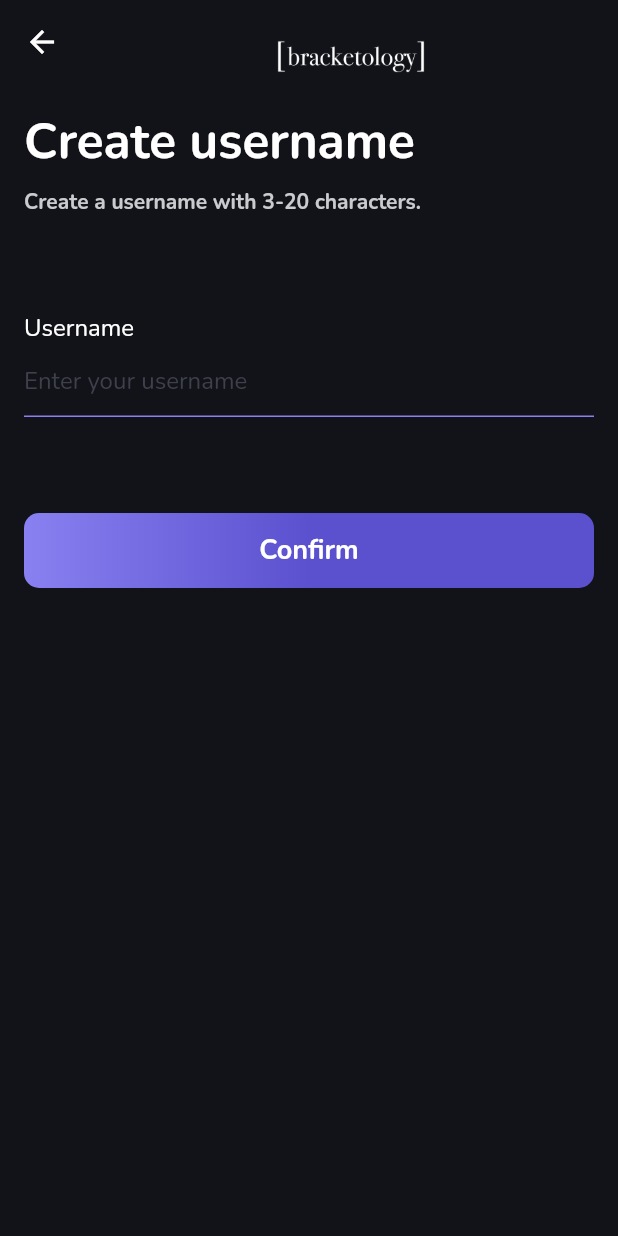
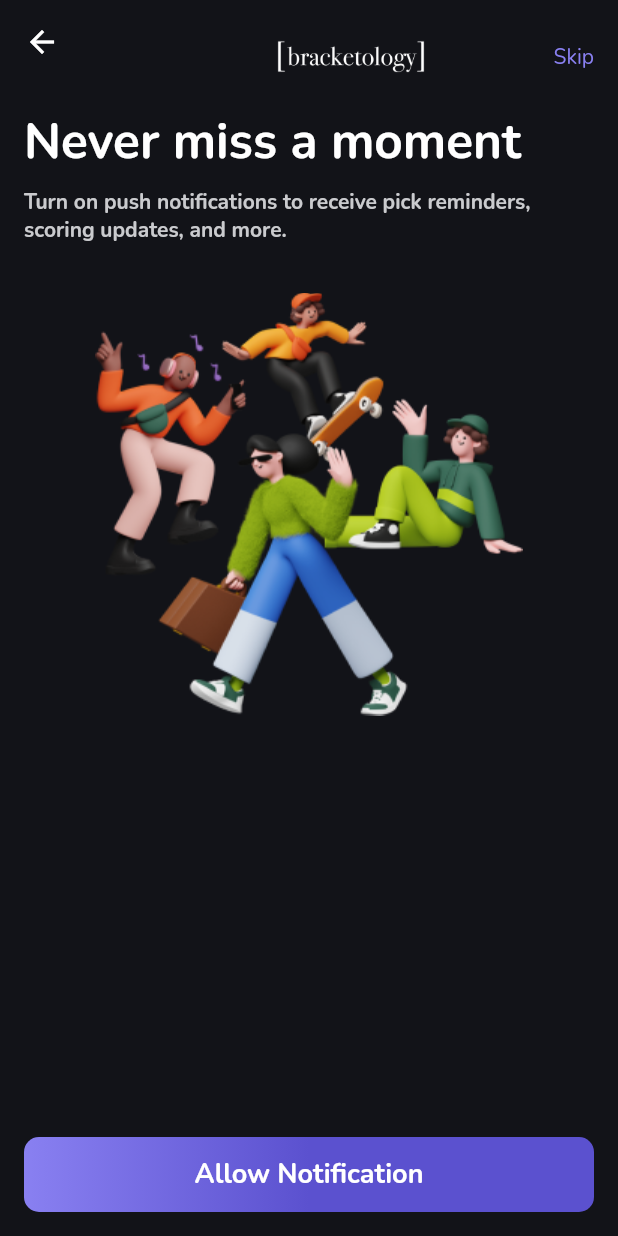
Before and after one commit to sharontechjays/temporary, a Flutter app: the CreateUsernameScreen screen opened by its route, after a tap on "Confirm", on a phone screen of 412 x 824 dp. Run offline on Flutter 3.47's test engine with Material 2 defaults, Android fonts, the light colour scheme and no system bars; our stand-ins replace dio, equatable, flutter_bloc, flutter_svg, shared_preferences; accounts and stored records are empty.

Commit message:
allow notification screen

```diff
--- a/lib/app_routes.dart
+++ b/lib/app_routes.dart
@@ -1,4 +1,5 @@
 import 'package:flutter/material.dart';
+import 'package:test_flutter/presentation/screens/allow_notifications_screen.dart';
 import 'package:test_flutter/presentation/screens/create_password_screen.dart';
 import 'package:test_flutter/presentation/screens/create_username.dart';
 import 'package:test_flutter/presentation/screens/sign_in_screen.dart';
@@ -22,9 +23,11 @@ class AppRoutes {
         );
       },
       CreatePasswordScreen.routeName: (BuildContext context) =>
-      const CreatePasswordScreen(),
+          const CreatePasswordScreen(),
       CreateUsernameScreen.routeName: (BuildContext context) =>
-      const CreateUsernameScreen(),
+          const CreateUsernameScreen(),
+      AllowNotificationsScreen.routeName: (BuildContext context) =>
+          const AllowNotificationsScreen(),
     };
   }
 }
--- a/lib/presentation/blocs/createusername/create_username_bloc.dart
+++ b/lib/presentation/blocs/createusername/create_username_bloc.dart
@@ -14,8 +14,11 @@ class CreateUsernameBloc
           emit(
               CreateUsernameFailure(error: "username shouldn't contain space"));
         } else {
-          emit(CreateUsernameSuccess(message: "usernameAvailable"));
+          emit(CreateUsernameSuccess(message: "username Available"));
         }
+      }
+      else {
+        emit(CreateUsernameSuccess(message: "username Available"));
       }
     });
   }
--- a/lib/presentation/constants/app_strings.dart
+++ b/lib/presentation/constants/app_strings.dart
@@ -10,6 +10,7 @@ class Strings {
   static const signIn = "Sign in";
   static const email = "Email";
   static const confirm = "Confirm";
+  static const allowNotifications = "Allow Notification";
   static const resendCode = "Resend";
   static const usernameOrEmailHintText = "example@gmail.com";
   static const passwordHint = "Enter your password";
@@ -29,7 +30,10 @@ class Strings {
       "Create a strong and unique password using the guidelines below.";
   static const confirmPasswordHintText = "Re-enter new password";
   static const userName = "Username";
+  static const skip = "Skip";
   static const createUserName = "Create username";
+  static const neverMissAPage = "Never miss a moment";
+  static const notificationSubHeading = "Turn on push notifications to receive pick reminders, scoring updates, and more.";
   static const createUserNameScreenSubHeading =
       "Create a username with 3-20 characters.";
 }
@@ -38,6 +42,7 @@ class RouteNames {
   static const signInScreen = "sign_in";
   static const signUpScreen = "sign_up";
   static const verifyOtpScreen = "VerifyOTPScreen";
+  static const allowNotifications = "AllowNotificationsScreen";
   static const createPasswordScreen = "createPassword";
   static const createUsrNameScreen = "createUserName";
 }
--- /dev/null
+++ b/lib/presentation/screens/allow_notifications_screen.dart
@@ -0,0 +1,74 @@
+import 'package:flutter/material.dart';
+import 'package:test_flutter/presentation/constants/app_strings.dart';
+import 'package:test_flutter/presentation/screens/sign_in_screen.dart';
+import 'package:test_flutter/presentation/screens/sign_up_screen.dart';
+import 'package:test_flutter/presentation/utils/styles/custom_dimens.dart';
+import 'package:test_flutter/presentation/utils/styles/custom_styles.dart';
+import '../widgets/custom_appbar.dart';
+import 'create_password_screen.dart';
+
+class AllowNotificationsScreen extends StatelessWidget {
+  static const String routeName = RouteNames.allowNotifications;
+
+  const AllowNotificationsScreen({Key? key}) : super(key: key);
+
+  @override
+  Widget build(BuildContext context) {
+    return const Scaffold(
+      appBar: CustomAppBar(
+          title: Strings.skip, onAppbarRightButtonClicked: _navToHomePage),
+      body: AllowNotificationBody(),
+    );
+  }
+}
+
+_navToHomePage(BuildContext context) {
+  Navigator.pushReplacementNamed(context, SignInScreen.routeName);
+}
+
+class AllowNotificationBody extends StatelessWidget {
+  const AllowNotificationBody({Key? key}) : super(key: key);
+
+  @override
+  Widget build(BuildContext context) {
+    return Padding(
+      padding: const EdgeInsets.all(16.0),
+      child: Column(
+        crossAxisAlignment: CrossAxisAlignment.start,
+        children: [
+          Column(
+            crossAxisAlignment: CrossAxisAlignment.start,
+            children: [
+              const ScreenHeading(
+                title: Strings.neverMissAPage,
+              ),
+              const ScreenSubHeading(text: Strings.notificationSubHeading),
+              dimenHeight32,
+              const Center(
+                child: Image(
+                  image: AssetImage('assets/drawables/image_one.png'),
+                ),
+              ),
+            ],
+          ),
+          Expanded(child: Container()),
+          PrimaryButton(
+            title: Strings.allowNotifications,
+            onPrimaryButtonClicked: _onConfirmButtonClicked,
+          ),
+        ],
+      ),
+    );
+  }
+
+  navToSignUpScreen(BuildContext context, String email) {
+    Navigator.pushReplacementNamed(context, SignUpScreen.routeName,
+        arguments: email);
+  }
+
+  navToCreatePasswordScreen(BuildContext context) {
+    Navigator.pushReplacementNamed(context, CreatePasswordScreen.routeName);
+  }
+
+  void _onConfirmButtonClicked(BuildContext context) {}
+}
--- a/lib/presentation/screens/create_username.dart
+++ b/lib/presentation/screens/create_username.dart
@@ -2,6 +2,7 @@ import 'package:flutter/material.dart';
 import 'package:flutter_bloc/flutter_bloc.dart';
 import 'package:test_flutter/presentation/blocs/createusername/create_username_bloc.dart';
 import 'package:test_flutter/presentation/constants/app_strings.dart';
+import 'package:test_flutter/presentation/screens/allow_notifications_screen.dart';
 import 'package:test_flutter/presentation/screens/sign_in_screen.dart';
 import 'package:test_flutter/presentation/screens/sign_up_screen.dart';
 import 'package:test_flutter/presentation/utils/styles/custom_styles.dart';
@@ -69,6 +70,7 @@ class _CreateUserNameFormState extends State<CreateUserNameForm> {
             BlocConsumer<CreateUsernameBloc, CreateUsernameState>(
               listener: (context, state) {
                 if (state is CreateUsernameSuccess) {
+                  navToAllowNotificationScreen(context);
                 } else if (state is CreateUsernameFailure) {
                   _clearForm(context);
                 }
@@ -87,9 +89,8 @@ class _CreateUserNameFormState extends State<CreateUserNameForm> {
     );
   }
 
-  navToSignUpScreen(BuildContext context, String email) {
-    Navigator.pushReplacementNamed(context, SignUpScreen.routeName,
-        arguments: email);
+  navToAllowNotificationScreen(BuildContext context) {
+    Navigator.pushReplacementNamed(context, AllowNotificationsScreen.routeName);
   }
 
   void _onConfirmButtonClicked(BuildContext context) {
--- a/lib/presentation/screens/sign_in_screen.dart
+++ b/lib/presentation/screens/sign_in_screen.dart
@@ -2,7 +2,6 @@ import 'package:flutter/material.dart';
 import 'package:flutter_bloc/flutter_bloc.dart';
 import 'package:test_flutter/data/SharedPreferencesHelper.dart';
 import 'package:test_flutter/presentation/constants/app_strings.dart';
-import 'package:test_flutter/presentation/screens/onboarding/onboarding.dart';
 import 'package:test_flutter/presentation/screens/sign_up_screen.dart';
 import 'package:test_flutter/presentation/utils/styles/custom_colors.dart';
 import 'package:test_flutter/presentation/utils/styles/custom_styles.dart';
```
Also changed, not shown: lib/main.dart (+7 -7 lines), lib/presentation/screens/create_password_screen.dart (+0 -7 lines).
